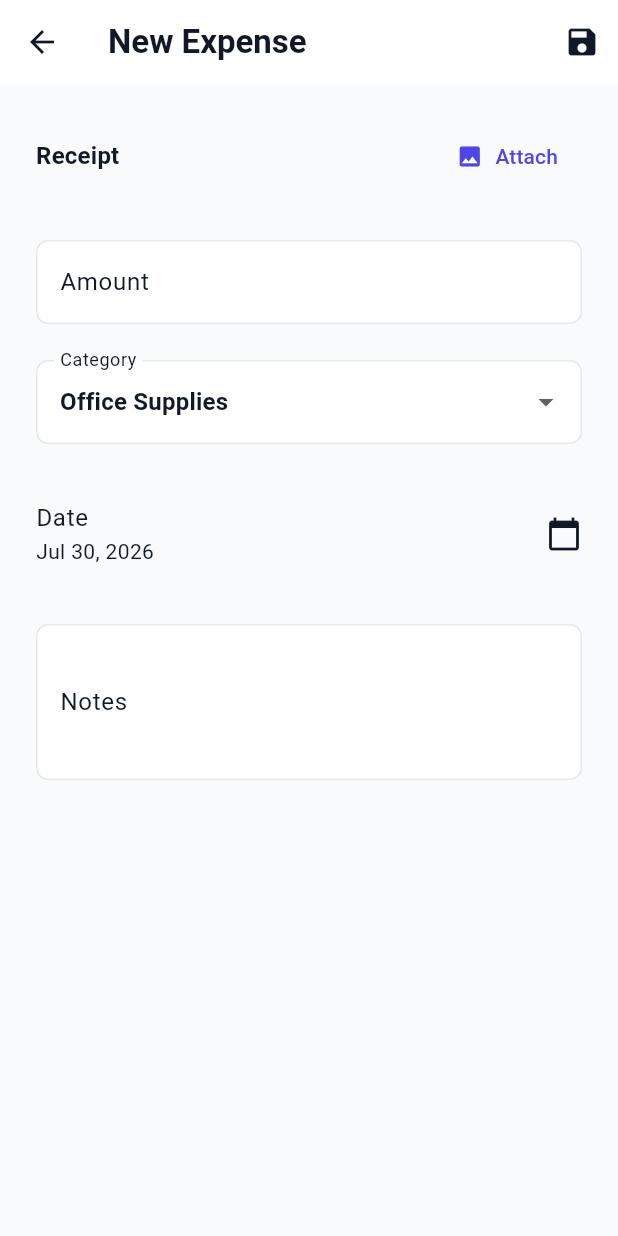
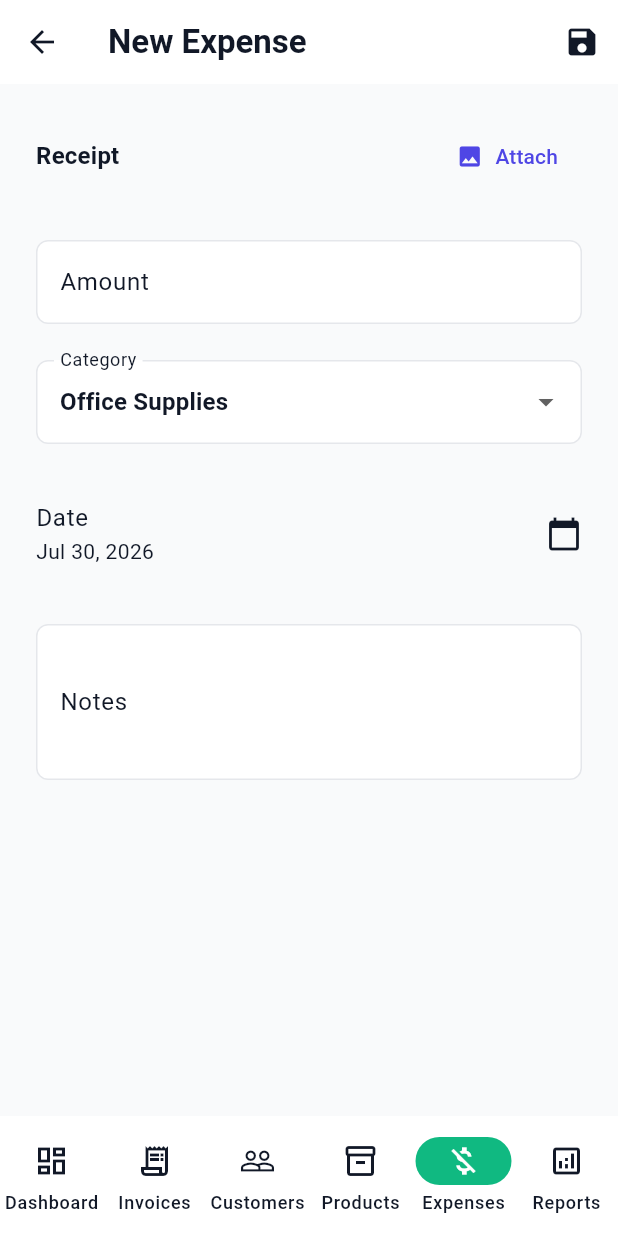
Before and after one commit to thanseer02/invoice_generator, a Flutter app: the ExpenseFormScreen screen opened by its route, on a phone screen of 412 x 824 dp. Run offline on Flutter 3.47's test engine with Material 3 defaults, Android fonts, the phone set to English and light mode, and no system bars; our stand-ins replace file_picker, firebase_auth, firebase_core, fl_chart, flutter_animate, flutter_local_notifications and 7 more; missing offline and left inert: excel; accounts and stored records are empty.

Commit message:
feat: integrate CocoaPods, add app shell structure, and update navigation and entity forms

```diff
--- /dev/null
+++ b/lib/presentation/app_shell.dart
@@ -0,0 +1,106 @@
+import 'package:flutter/material.dart';
+import 'package:go_router/go_router.dart';
+
+class AppShell extends StatelessWidget {
+  final StatefulNavigationShell navigationShell;
+
+  const AppShell({super.key, required this.navigationShell});
+
+  void _goBranch(int index) {
+    navigationShell.goBranch(
+      index,
+      initialLocation: index == navigationShell.currentIndex,
+    );
+  }
+
+  @override
+  Widget build(BuildContext context) {
+    final width = MediaQuery.of(context).size.width;
+    final isDesktop = width >= 800;
+    final isTablet = width >= 600 && width < 800;
+    final isMobile = width < 600;
+
+    final destinations = [
+      const NavigationDestination(
+        icon: Icon(Icons.dashboard_outlined),
+        selectedIcon: Icon(Icons.dashboard),
+        label: 'Dashboard',
+      ),
+      const NavigationDestination(
+        icon: Icon(Icons.receipt_long_outlined),
+        selectedIcon: Icon(Icons.receipt_long),
+        label: 'Invoices',
+      ),
+      const NavigationDestination(
+        icon: Icon(Icons.people_outline),
+        selectedIcon: Icon(Icons.people),
+        label: 'Customers',
+      ),
+      const NavigationDestination(
+        icon: Icon(Icons.inventory_2_outlined),
+        selectedIcon: Icon(Icons.inventory_2),
+        label: 'Products',
+      ),
+      const NavigationDestination(
+        icon: Icon(Icons.money_off_outlined),
+        selectedIcon: Icon(Icons.money_off),
+        label: 'Expenses',
+      ),
+      const NavigationDestination(
+        icon: Icon(Icons.analytics_outlined),
+        selectedIcon: Icon(Icons.analytics),
+        label: 'Reports',
+      ),
+    ];
+
+    final railDestinations = destinations.map((d) {
+      return NavigationRailDestination(
+        icon: d.icon,
+        selectedIcon: d.selectedIcon,
+        label: Text(d.label),
+      );
+    }).toList();
+
+    if (isMobile) {
+      return Scaffold(
+        body: navigationShell,
+        bottomNavigationBar: NavigationBar(
+          selectedIndex: navigationShell.currentIndex,
+          onDestinationSelected: _goBranch,
+          destinations: destinations,
+        ),
+      );
+    }
+
+    return Scaffold(
+      body: Row(
+        children: [
+          NavigationRail(
+            extended: isDesktop,
+            selectedIndex: navigationShell.currentIndex,
+            onDestinationSelected: _goBranch,
+            destinations: railDestinations,
+            leading: Padding(
+              padding: const EdgeInsets.symmetric(vertical: 16.0),
+              child: Icon(Icons.receipt, size: isDesktop ? 48 : 32, color: Theme.of(context).colorScheme.primary),
+            ),
+            trailing: Expanded(
+              child: Align(
+                alignment: Alignment.bottomCenter,
+                child: Padding(
+                  padding: const EdgeInsets.only(bottom: 16.0),
+                  child: IconButton(
+                    icon: const Icon(Icons.settings),
+                    onPressed: () => context.push('/settings'),
+                  ),
+                ),
+              ),
+            ),
+          ),
+          const VerticalDivider(thickness: 1, width: 1),
+          Expanded(child: navigationShell),
+        ],
+      ),
+    );
+  }
+}
--- a/lib/presentation/customers/customer_form_screen.dart
+++ b/lib/presentation/customers/customer_form_screen.dart
@@ -30,7 +30,6 @@ class _CustomerFormScreenState extends State<CustomerFormScreen> {
   late final TextEditingController _notesController;
 
   Customer? _existingCustomer;
-  bool _isLoading = true;
 
   @override
   void initState() {
@@ -60,7 +59,6 @@ class _CustomerFormScreenState extends State<CustomerFormScreen> {
         // Not found
       }
     }
-    setState(() => _isLoading = false);
   }
 
   @override
@@ -104,8 +102,6 @@ class _CustomerFormScreenState extends State<CustomerFormScreen> {
 
   @override
   Widget build(BuildContext context) {
-    if (_isLoading) return const Scaffold(body: Center(child: CircularProgressIndicator()));
-
     return Scaffold(
       appBar: AppBar(
         title: Text(_existingCustomer != null ? 'Edit Customer' : 'Add Customer'),
--- a/lib/presentation/expenses/expense_form_screen.dart
+++ b/lib/presentation/expenses/expense_form_screen.dart
@@ -24,10 +24,10 @@ class _ExpenseFormScreenState extends State<ExpenseFormScreen> {
   final _amountController = TextEditingController();
   final _notesController = TextEditingController();
 
-  String _selectedCategory = 'Other';
-  DateTime _expenseDate = DateTime.now();
-  String? _receiptPath;
-  bool _isOcrProcessing = false;
+  final _categoryNotifier = ValueNotifier<String>('Other');
+  final _dateNotifier = ValueNotifier<DateTime>(DateTime.now());
+  final _receiptNotifier = ValueNotifier<String?>(null);
+  final _ocrProcessingNotifier = ValueNotifier<bool>(false);
 
   @override
   void initState() {
@@ -35,11 +35,17 @@ class _ExpenseFormScreenState extends State<ExpenseFormScreen> {
     if (widget.expense != null) {
       _amountController.text = widget.expense!.amount.toString();
       _notesController.text = widget.expense!.notes ?? '';
-      _selectedCategory = widget.expense!.category;
-      _expenseDate = widget.expense!.expenseDate;
-      _receiptPath = widget.expense!.receiptPath;
+      _categoryNotifier.value = widget.expense!.category;
+      _dateNotifier.value = widget.expense!.expenseDate;
+      _receiptNotifier.value = widget.expense!.receiptPath;
     } else {
-      _selectedCategory = context.read<ExpenseViewModel>().categories.first;
+      // Must read outside of initState, but since categories are likely loaded, we can delay it
+      WidgetsBinding.instance.addPostFrameCallback((_) {
+        if (mounted) {
+          final categories = context.read<ExpenseViewModel>().categories;
+          if (categories.isNotEmpty) _categoryNotifier.value = categories.first;
+        }
+      });
     }
   }
 
@@ -47,6 +53,10 @@ class _ExpenseFormScreenState extends State<ExpenseFormScreen> {
   void dispose() {
     _amountController.dispose();
     _notesController.dispose();
+    _categoryNotifier.dispose();
+    _dateNotifier.dispose();
+    _receiptNotifier.dispose();
+    _ocrProcessingNotifier.dispose();
     super.dispose();
   }
 
@@ -55,23 +65,20 @@ class _ExpenseFormScreenState extends State<ExpenseFormScreen> {
     final pickedFile = await picker.pickImage(source: ImageSource.gallery);
 
     if (pickedFile != null) {
-      setState(() {
-        _receiptPath = pickedFile.path;
-      });
+      _receiptNotifier.value = pickedFile.path;
     }
   }
 
   Future<void> _runOcr() async {
-    if (_receiptPath == null) return;
+    final path = _receiptNotifier.value;
+    if (path == null) return;
 
-    setState(() => _isOcrProcessing = true);
+    _ocrProcessingNotifier.value = true;
 
     try {
-      final amount = await OcrService.extractTotalAmountFromImage(_receiptPath!);
+      final amount = await OcrService.extractTotalAmountFromImage(path);
       if (amount != null && mounted) {
-        setState(() {
         _amountController.text = amount.toStringAsFixed(2);
-        });
         ScaffoldMessenger.of(context).showSnackBar(
           const SnackBar(content: Text('Amount extracted successfully!')),
         );
@@ -84,7 +91,7 @@ class _ExpenseFormScreenState extends State<ExpenseFormScreen> {
       }
     } finally {
       if (mounted) {
-        setState(() => _isOcrProcessing = false);
+        _ocrProcessingNotifier.value = false;
       }
     }
   }
@@ -96,11 +103,11 @@ class _ExpenseFormScreenState extends State<ExpenseFormScreen> {
 
     final expense = Expense(
       id: widget.expense?.id ?? const Uuid().v4(),
-      category: _selectedCategory,
+      category: _categoryNotifier.value,
       amount: amount,
-      expenseDate: _expenseDate,
+      expenseDate: _dateNotifier.value,
       notes: _notesController.text,
-      receiptPath: _receiptPath,
+      receiptPath: _receiptNotifier.value,
       createdAt: widget.expense?.createdAt ?? DateTime.now(),
       updatedAt: DateTime.now(),
     );
@@ -155,34 +162,44 @@ class _ExpenseFormScreenState extends State<ExpenseFormScreen> {
               ),
               const SizedBox(height: AppSpacing.lg),
 
-              DropdownButtonFormField<String>(
-                initialValue: categories.contains(_selectedCategory) ? _selectedCategory : categories.first,
+              ValueListenableBuilder<String>(
+                valueListenable: _categoryNotifier,
+                builder: (context, cat, _) {
+                  return DropdownButtonFormField<String>(
+                    initialValue: categories.contains(cat) ? cat : (categories.isNotEmpty ? categories.first : null),
                     decoration: const InputDecoration(
                       labelText: 'Category',
                       border: OutlineInputBorder(),
                     ),
                     items: categories.map((c) => DropdownMenuItem(value: c, child: Text(c))).toList(),
                     onChanged: (val) {
-                  if (val != null) setState(() => _selectedCategory = val);
+                      if (val != null) _categoryNotifier.value = val;
+                    },
+                  );
                 },
               ),
               const SizedBox(height: AppSpacing.lg),
 
-              ListTile(
+              ValueListenableBuilder<DateTime>(
+                valueListenable: _dateNotifier,
+                builder: (context, dateVal, _) {
+                  return ListTile(
                     contentPadding: EdgeInsets.zero,
                     title: const Text('Date'),
-                subtitle: Text(DateFormat.yMMMd().format(_expenseDate)),
+                    subtitle: Text(DateFormat.yMMMd().format(dateVal)),
                     trailing: const Icon(Icons.calendar_today),
                     onTap: () async {
                       final date = await showDatePicker(
                         context: context,
-                    initialDate: _expenseDate,
+                        initialDate: dateVal,
                         firstDate: DateTime(2000),
                         lastDate: DateTime(2100),
                       );
                       if (date != null) {
-                    setState(() => _expenseDate = date);
+                        _dateNotifier.value = date;
                       }
+                    },
+                  );
                 },
               ),
               const SizedBox(height: AppSpacing.lg),
@@ -203,6 +220,9 @@ class _ExpenseFormScreenState extends State<ExpenseFormScreen> {
   }
 
   Widget _buildReceiptSection() {
+    return ValueListenableBuilder<String?>(
+      valueListenable: _receiptNotifier,
+      builder: (context, receiptPath, _) {
         return Column(
           crossAxisAlignment: CrossAxisAlignment.start,
           children: [
@@ -217,7 +237,7 @@ class _ExpenseFormScreenState extends State<ExpenseFormScreen> {
                 ),
               ],
             ),
-        if (_receiptPath != null) ...[
+            if (receiptPath != null) ...[
               const SizedBox(height: AppSpacing.sm),
               Container(
                 height: 150,
@@ -232,7 +252,7 @@ class _ExpenseFormScreenState extends State<ExpenseFormScreen> {
                     ClipRRect(
                       borderRadius: BorderRadius.circular(8),
                       child: Image.file(
-                    File(_receiptPath!),
+                        File(receiptPath),
                         fit: BoxFit.cover,
                         errorBuilder: (context, error, stackTrace) => const Center(child: Icon(Icons.error)),
                       ),
@@ -244,7 +264,7 @@ class _ExpenseFormScreenState extends State<ExpenseFormScreen> {
                         backgroundColor: Colors.black54,
                         child: IconButton(
                           icon: const Icon(Icons.close, color: Colors.white, size: 18),
-                      onPressed: () => setState(() => _receiptPath = null),
+                          onPressed: () => _receiptNotifier.value = null,
                         ),
                       ),
                     ),
@@ -252,22 +272,29 @@ class _ExpenseFormScreenState extends State<ExpenseFormScreen> {
                 ),
               ),
               const SizedBox(height: AppSpacing.md),
-          SizedBox(
+              ValueListenableBuilder<bool>(
+                valueListenable: _ocrProcessingNotifier,
+                builder: (context, isOcrProcessing, _) {
+                  return SizedBox(
                     width: double.infinity,
                     child: ElevatedButton.icon(
-              onPressed: _isOcrProcessing ? null : _runOcr,
-              icon: _isOcrProcessing
+                      onPressed: isOcrProcessing ? null : _runOcr,
+                      icon: isOcrProcessing
                           ? const SizedBox(width: 16, height: 16, child: CircularProgressIndicator(strokeWidth: 2))
                           : const Icon(Icons.document_scanner),
-              label: Text(_isOcrProcessing ? 'Scanning...' : 'Scan with OCR'),
+                      label: Text(isOcrProcessing ? 'Scanning...' : 'Scan with OCR'),
                       style: ElevatedButton.styleFrom(
                         backgroundColor: Theme.of(context).colorScheme.primaryContainer,
                         foregroundColor: Theme.of(context).colorScheme.onPrimaryContainer,
                       ),
                     ),
+                  );
+                },
               ),
             ],
           ],
         );
+      },
+    );
   }
 }
```
Also changed, not shown: lib/core/router/app_router.dart (+100 -52 lines), lib/presentation/home_screen.dart (+1 -27 lines), lib/presentation/products/product_form_screen.dart (+13 -13 lines), 5 other files. Lines whose indentation alone changed are shown as unchanged.
